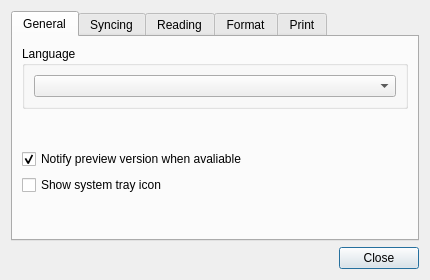
Qt form src/ui/wizpreferencedialog.ui (WizTeam/WizQTClient) before a commit.
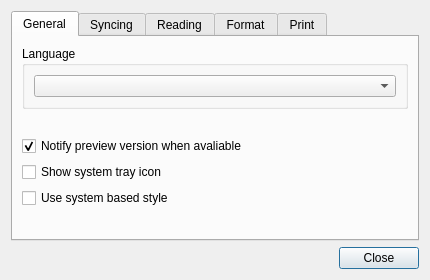
The same form after that commit. The open tabs and pages were chosen to show the change.

Commit message: option-to-use-sysmtem-based-window-style

```diff
--- a/src/ui/wizpreferencedialog.ui
+++ b/src/ui/wizpreferencedialog.ui
@@ -99,6 +99,13 @@
          </property>
         </widget>
        </item>
+       <item>
+        <widget class="QCheckBox" name="checkBoxSystemStyle">
+         <property name="text">
+          <string>Use system based style</string>
+         </property>
+        </widget>
+       </item>
        <item>
         <spacer name="verticalSpacer">
          <property name="orientation">
```
Left out of the diff: 2 changed lines with no effect on the pictures. The commit also changes 17 other files.
